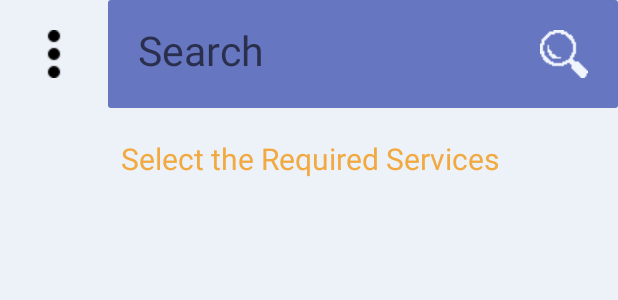
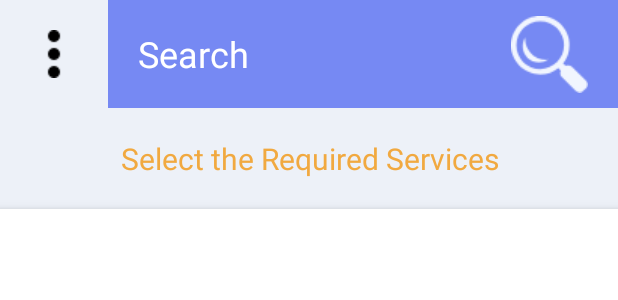
Before and after one commit to umerwaqas92/247services2, an Android app: the layout activity_select_service.xml on its own in the app's theme, with its tools: preview values and no code run, on a phone screen of 412 x 824 dp. Shown: the top 300 px of the screen. Run offline under Robolectric (Android 15) with nearby library versions, the phone set to English and light mode, and no system bars.

Commit message:
some updates

```diff
--- a/app/src/main/res/layout/activity_select_service.xml
+++ b/app/src/main/res/layout/activity_select_service.xml
@@ -28,11 +28,13 @@
             android:id="@+id/select_service_searrch_edt"
             android:layout_width="match_parent"
             android:layout_height="match_parent"
-            android:background="@drawable/search_style"
+            android:drawableRight="@drawable/search_icon"
             android:hint="Search"
+            android:textColorHint="#fff"
+            android:background="#7689F3"
             android:padding="20dp"
-            android:textColor="@android:color/white"
-            android:textSize="27dp" />
+            android:textColor="#fff"
+            android:textSize="24dp" />
 
     </LinearLayout>
     <TextView
@@ -51,6 +53,8 @@
         android:elevation="5dp"
         android:paddingTop="0dp"
         android:paddingBottom="10dp"
+        android:background="#fff"
+
         android:id="@+id/service_select_recyclerView"
         android:layout_width="match_parent"
         android:layout_height="match_parent">
```
Also changed, not shown: app/src/main/res/drawable/search_icon.png (added).
